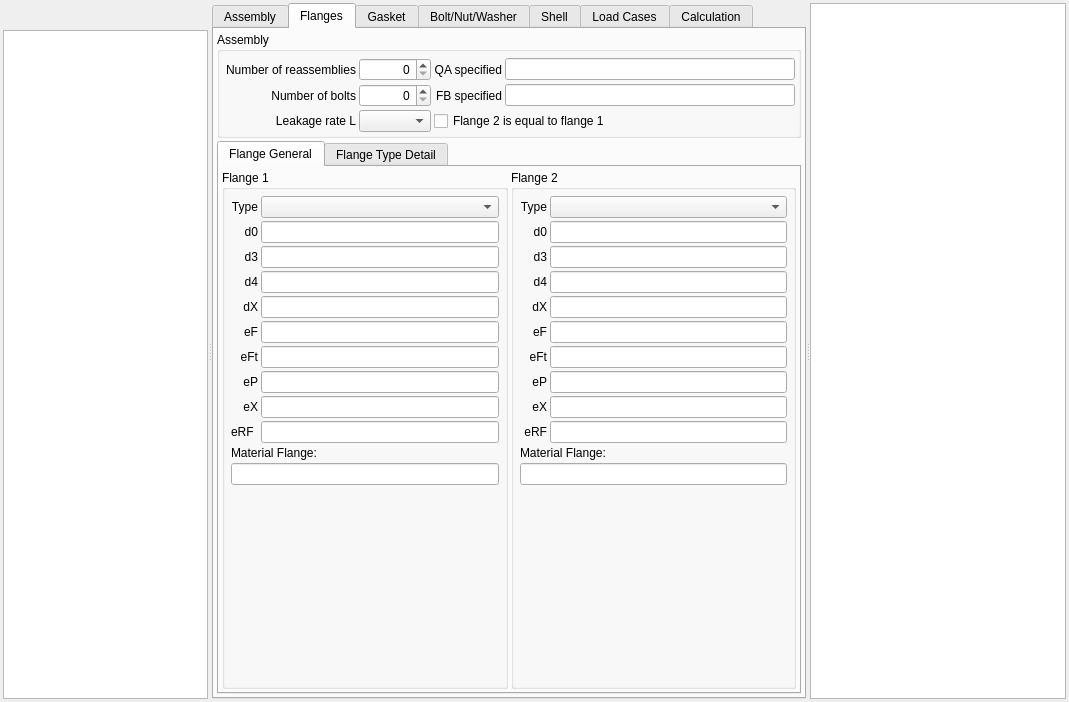
hermixy/biluna, file pcalc/src/gui/pcalc_en1591widget.ui: the form before one commit.
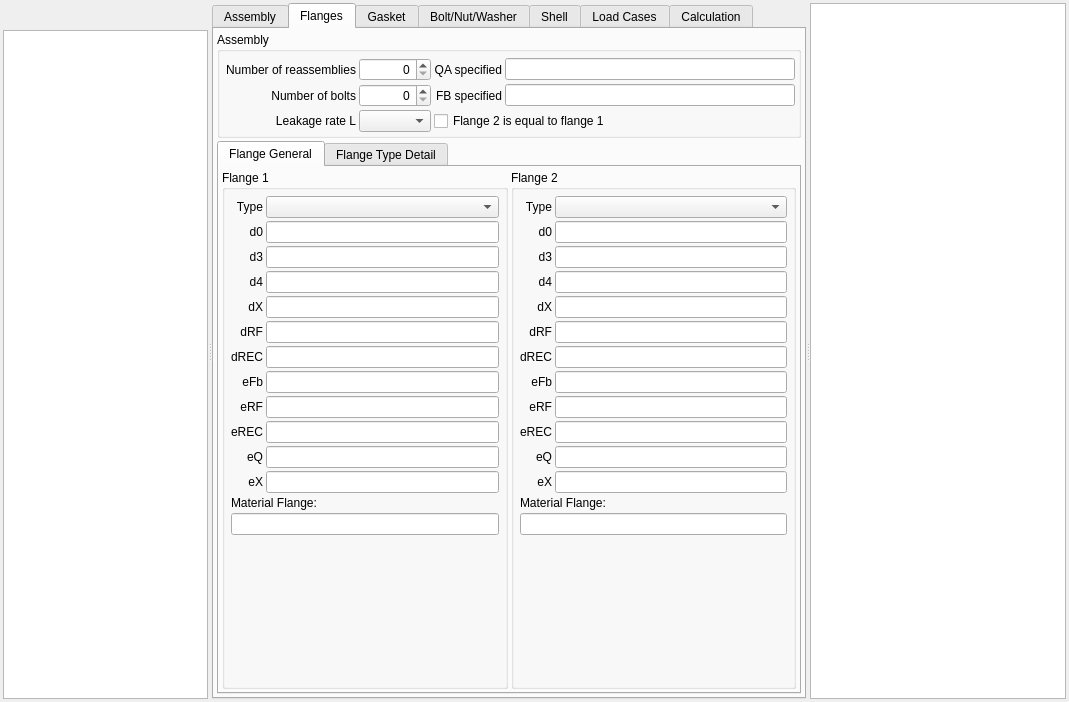
The form after the commit. The open tabs and pages were chosen to show the change. Icons and pictures are not drawn. Custom widgets are drawn as their Qt base class.

The edit to the form file:
```diff
--- a/pcalc/src/gui/pcalc_en1591widget.ui
+++ b/pcalc/src/gui/pcalc_en1591widget.ui
@@ -455,6 +455,9 @@
                 <property name="spacing">
                  <number>3</number>
                 </property>
+                <item row="9" column="1">
+                 <widget class="QLineEdit" name="leeRF_1"/>
+                </item>
                 <item row="0" column="0">
                  <widget class="QLabel" name="lblTypeFlange_1">
                   <property name="text">
@@ -468,18 +471,8 @@
                 <item row="4" column="1">
                  <widget class="QLineEdit" name="ledX_1"/>
                 </item>
-                <item row="5" column="1">
-                 <widget class="QLineEdit" name="leeF_1"/>
-                </item>
-                <item row="3" column="0">
-                 <widget class="QLabel" name="lbld4_1">
-                  <property name="text">
-                   <string>d4</string>
-                  </property>
-                  <property name="alignment">
-                   <set>Qt::AlignRight|Qt::AlignTrailing|Qt::AlignVCenter</set>
-                  </property>
-                 </widget>
+                <item row="6" column="1">
+                 <widget class="QLineEdit" name="ledREC_1"/>
                 </item>
                 <item row="1" column="0">
                  <widget class="QLabel" name="lbld0_1">
@@ -504,62 +497,69 @@
                 <item row="0" column="1">
                  <widget class="QComboBox" name="cbTypeFlange_1"/>
                 </item>
-                <item row="2" column="0">
-                 <widget class="QLabel" name="lbld3_1">
+                <item row="3" column="0">
+                 <widget class="QLabel" name="lbld4_1">
                   <property name="text">
-                   <string>d3</string>
+                   <string>d4</string>
                   </property>
                   <property name="alignment">
                    <set>Qt::AlignRight|Qt::AlignTrailing|Qt::AlignVCenter</set>
                   </property>
                  </widget>
                 </item>
-                <item row="1" column="1">
-                 <widget class="QLineEdit" name="led0_1"/>
+                <item row="6" column="0">
+                 <widget class="QLabel" name="lbldREC_1">
+                  <property name="text">
+                   <string>dREC</string>
+                  </property>
+                  <property name="alignment">
+                   <set>Qt::AlignRight|Qt::AlignTrailing|Qt::AlignVCenter</set>
+                  </property>
+                 </widget>
                 </item>
                 <item row="2" column="1">
                  <widget class="QLineEdit" name="led3_1"/>
                 </item>
+                <item row="2" column="0">
+                 <widget class="QLabel" name="lbld3_1">
+                  <property name="text">
+                   <string>d3</string>
+                  </property>
+                  <property name="alignment">
+                   <set>Qt::AlignRight|Qt::AlignTrailing|Qt::AlignVCenter</set>
+                  </property>
+                 </widget>
+                </item>
                 <item row="3" column="1">
                  <widget class="QLineEdit" name="led4_1"/>
                 </item>
-                <item row="5" column="0">
-                 <widget class="QLabel" name="lbleF_1">
-                  <property name="text">
-                   <string>eF</string>
-                  </property>
-                  <property name="alignment">
-                   <set>Qt::AlignRight|Qt::AlignTrailing|Qt::AlignVCenter</set>
-                  </property>
-                 </widget>
+                <item row="1" column="1">
+                 <widget class="QLineEdit" name="led0_1"/>
                 </item>
-                <item row="6" column="0">
-                 <widget class="QLabel" name="lbleFt_1">
-                  <property name="text">
-                   <string>eFt</string>
-                  </property>
-                  <property name="alignment">
-                   <set>Qt::AlignRight|Qt::AlignTrailing|Qt::AlignVCenter</set>
-                  </property>
-                 </widget>
-                </item>
-                <item row="6" column="1">
-                 <widget class="QLineEdit" name="leeFt_1"/>
+                <item row="11" column="1">
+                 <widget class="QLineEdit" name="leeQ_1"/>
                 </item>
                 <item row="7" column="0">
-                 <widget class="QLabel" name="lbleP_1">
+                 <widget class="QLabel" name="lbleFb_1">
                   <property name="text">
-                   <string>eP</string>
+                   <string>eFb</string>
                   </property>
                   <property name="alignment">
                    <set>Qt::AlignRight|Qt::AlignTrailing|Qt::AlignVCenter</set>
                   </property>
                  </widget>
                 </item>
-                <item row="7" column="1">
-                 <widget class="QLineEdit" name="leeP_1"/>
+                <item row="11" column="0">
+                 <widget class="QLabel" name="lbleQ_1">
+                  <property name="text">
+                   <string>eQ</string>
+                  </property>
+                  <property name="alignment">
+                   <set>Qt::AlignRight|Qt::AlignTrailing|Qt::AlignVCenter</set>
+                  </property>
+                 </widget>
                 </item>
-                <item row="8" column="0">
+                <item row="12" column="0">
                  <widget class="QLabel" name="lbleX_1">
                   <property name="text">
                    <string>eX</string>
@@ -569,30 +569,23 @@
                   </property>
                  </widget>
                 </item>
-                <item row="8" column="1">
+                <item row="7" column="1">
+                 <widget class="QLineEdit" name="leeFb_1"/>
+                </item>
+                <item row="15" column="0" colspan="2">
+                 <widget class="QLineEdit" name="ileMaterialFlange_1"/>
+                </item>
+                <item row="12" column="1">
                  <widget class="QLineEdit" name="leeX_1"/>
                 </item>
-                <item row="9" column="0">
-                 <widget class="QLabel" name="lbleRF_1">
-                  <property name="text">
-                   <string>eRF</string>
-                  </property>
-                 </widget>
-                </item>
-                <item row="9" column="1">
-                 <widget class="QLineEdit" name="leeRF_1"/>
-                </item>
-                <item row="10" column="0" colspan="2">
+                <item row="14" column="0" colspan="2">
                  <widget class="QLabel" name="lblMaterialFlange_1">
                   <property name="text">
                    <string>Material Flange:</string>
                   </property>
                  </widget>
                 </item>
-                <item row="11" column="0" colspan="2">
-                 <widget class="QLineEdit" name="ileMaterialFlange_1"/>
-                </item>
-                <item row="12" column="0">
+                <item row="16" column="0">
                  <spacer name="verticalSpacer_11">
                   <property name="orientation">
                    <enum>Qt::Vertical</enum>
@@ -605,6 +598,42 @@
                   </property>
                  </spacer>
                 </item>
+                <item row="9" column="0">
+                 <widget class="QLabel" name="lbleRF_1">
+                  <property name="text">
+                   <string>eRF</string>
+                  </property>
+                  <property name="alignment">
+                   <set>Qt::AlignRight|Qt::AlignTrailing|Qt::AlignVCenter</set>
+                  </property>
+                 </widget>
+                </item>
+                <item row="10" column="1">
+                 <widget class="QLineEdit" name="leeREC_1"/>
+                </item>
+                <item row="10" column="0">
+                 <widget class="QLabel" name="lbleREC_1">
+                  <property name="text">
+                   <string>eREC</string>
+                  </property>
+                  <property name="alignment">
+                   <set>Qt::AlignRight|Qt::AlignTrailing|Qt::AlignVCenter</set>
+                  </property>
+                 </widget>
+                </item>
+                <item row="5" column="0">
+                 <widget class="QLabel" name="lbldRF_1">
+                  <property name="text">
+                   <string>dRF</string>
+                  </property>
+                  <property name="alignment">
+                   <set>Qt::AlignRight|Qt::AlignTrailing|Qt::AlignVCenter</set>
+                  </property>
+                 </widget>
+                </item>
+                <item row="5" column="1">
+                 <widget class="QLineEdit" name="ledRF_1"/>
+                </item>
                </layout>
               </widget>
              </item>
@@ -629,6 +658,32 @@
                 <property name="spacing">
                  <number>3</number>
                 </property>
+                <item row="8" column="1">
+                 <widget class="QLineEdit" name="leeRF_2"/>
+                </item>
+                <item row="8" column="0">
+                 <widget class="QLabel" name="lbleRF_2">
+                  <property name="text">
+                   <string>eRF</string>
+                  </property>
+                  <property name="alignment">
+                   <set>Qt::AlignRight|Qt::AlignTrailing|Qt::AlignVCenter</set>
+                  </property>
+                 </widget>
+                </item>
+                <item row="4" column="1">
+                 <widget class="QLineEdit" name="ledX_2"/>
+                </item>
+                <item row="4" column="0">
+                 <widget class="QLabel" name="lbldX_2">
+                  <property name="text">
+                   <string>dX</string>
+                  </property>
+                  <property name="alignment">
+                   <set>Qt::AlignRight|Qt::AlignTrailing|Qt::AlignVCenter</set>
+                  </property>
+                 </widget>
+                </item>
                 <item row="0" column="0">
                  <widget class="QLabel" name="lblTypeFlange_2">
                   <property name="text">
@@ -652,6 +707,12 @@
                   </property>
                  </widget>
                 </item>
+                <item row="3" column="1">
+                 <widget class="QLineEdit" name="led4_2"/>
+                </item>
+                <item row="2" column="1">
+                 <widget class="QLineEdit" name="led3_2"/>
+                </item>
                 <item row="1" column="1">
                  <widget class="QLineEdit" name="led0_2"/>
                 </item>
@@ -665,9 +726,6 @@
                   </property>
                  </widget>
                 </item>
-                <item row="2" column="1">
-                 <widget class="QLineEdit" name="led3_2"/>
-                </item>
                 <item row="3" column="0">
                  <widget class="QLabel" name="lbld4_2">
                   <property name="text">
@@ -678,62 +736,56 @@
                   </property>
                  </widget>
                 </item>
-                <item row="3" column="1">
-                 <widget class="QLineEdit" name="led4_2"/>
-                </item>
-                <item row="4" column="0">
-                 <widget class="QLabel" name="lbldX_2">
+                <item row="9" column="0">
+                 <widget class="QLabel" name="lbleREC_2">
                   <property name="text">
-                   <string>dX</string>
+                   <string>eREC</string>
                   </property>
                   <property name="alignment">
                    <set>Qt::AlignRight|Qt::AlignTrailing|Qt::AlignVCenter</set>
                   </property>
                  </widget>
                 </item>
-                <item row="4" column="1">
-                 <widget class="QLineEdit" name="ledX_2"/>
-                </item>
-                <item row="5" column="0">
-                 <widget class="QLabel" name="lbleF_2">
-                  <property name="text">
-                   <string>eF</string>
-                  </property>
-                  <property name="alignment">
-                   <set>Qt::AlignRight|Qt::AlignTrailing|Qt::AlignVCenter</set>
-                  </property>
-                 </widget>
-                </item>
-                <item row="5" column="1">
-                 <widget class="QLineEdit" name="leeF_2"/>
-                </item>
-                <item row="6" column="0">
-                 <widget class="QLabel" name="lbleFt_2">
-                  <property name="text">
-                   <string>eFt</string>
-                  </property>
-                  <property name="alignment">
-                   <set>Qt::AlignRight|Qt::AlignTrailing|Qt::AlignVCenter</set>
-                  </property>
-                 </widget>
-                </item>
-                <item row="6" column="1">
-                 <widget class="QLineEdit" name="leeFt_2"/>
-                </item>
-                <item row="7" column="0">
-                 <widget class="QLabel" name="lbleP_2">
-                  <property name="text">
-                   <string>eP</string>
-                  </property>
-                  <property name="alignment">
-                   <set>Qt::AlignRight|Qt::AlignTrailing|Qt::AlignVCenter</set>
-                  </property>
-                 </widget>
+                <item row="9" column="1">
+                 <widget class="QLineEdit" name="leeREC_2"/>
                 </item>
                 <item row="7" column="1">
-                 <widget class="QLineEdit" name="leeP_2"/>
+                 <widget class="QLineEdit" name="leeFb_2"/>
                 </item>
-                <item row="8" column="0">
+                <item row="10" column="0">
+                 <widget class="QLabel" name="lbleQ_2">
+                  <property name="text">
+                   <string>eQ</string>
+                  </property>
+                  <property name="alignment">
+                   <set>Qt::AlignRight|Qt::AlignTrailing|Qt::AlignVCenter</set>
+                  </property>
+                 </widget>
+                </item>
+                <item row="7" column="0">
+                 <widget class="QLabel" name="lbleFb_2">
+                  <property name="text">
+                   <string>eFb</string>
+                  </property>
+                  <property name="alignment">
+                   <set>Qt::AlignRight|Qt::AlignTrailing|Qt::AlignVCenter</set>
+                  </property>
+                 </widget>
+                </item>
+                <item row="6" column="1">
+                 <widget class="QLineEdit" name="ledREC_2"/>
+                </item>
+                <item row="6" column="0">
+                 <widget class="QLabel" name="lbldREC_2">
+                  <property name="text">
+                   <string>dREC</string>
+                  </property>
+                  <property name="alignment">
+                   <set>Qt::AlignRight|Qt::AlignTrailing|Qt::AlignVCenter</set>
+                  </property>
+                 </widget>
+                </item>
+                <item row="11" column="0">
                  <widget class="QLabel" name="lbleX_2">
                   <property name="text">
                    <string>eX</string>
@@ -743,33 +795,13 @@
                   </property>
                  </widget>
                 </item>
-                <item row="8" column="1">
+                <item row="10" column="1">
+                 <widget class="QLineEdit" name="leeQ_2"/>
+                </item>
+                <item row="11" column="1">
                  <widget class="QLineEdit" name="leeX_2"/>
                 </item>
-                <item row="9" column="0">
-                 <widget class="QLabel" name="lbleRF_2">
-                  <property name="text">
-                   <string>eRF</string>
-                  </property>
-                  <property name="alignment">
-                   <set>Qt::AlignRight|Qt::AlignTrailing|Qt::AlignVCenter</set>
-                  </property>
-                 </widget>
-                </item>
-                <item row="9" column="1">
-                 <widget class="QLineEdit" name="leeRF_2"/>
-                </item>
-                <item row="10" column="0" colspan="2">
-                 <widget class="QLabel" name="lblMaterialFlange_2">
-                  <property name="text">
-                   <string>Material Flange:</string>
-                  </property>
-                 </widget>
-                </item>
-                <item row="11" column="0" colspan="2">
-                 <widget class="QLineEdit" name="ileMaterialFlange_2"/>
-                </item>
-                <item row="12" column="0">
+                <item row="15" column="0">
                  <spacer name="verticalSpacer_3">
                   <property name="orientation">
                    <enum>Qt::Vertical</enum>
@@ -782,6 +814,29 @@
                   </property>
                  </spacer>
                 </item>
+                <item row="14" column="0" colspan="2">
+                 <widget class="QLineEdit" name="ileMaterialFlange_2"/>
+                </item>
+                <item row="13" column="0" colspan="2">
+                 <widget class="QLabel" name="lblMaterialFlange_2">
+                  <property name="text">
+                   <string>Material Flange:</string>
+                  </property>
+                 </widget>
+                </item>
+                <item row="5" column="0">
+                 <widget class="QLabel" name="lbldRF_2">
+                  <property name="text">
+                   <string>dRF</string>
+                  </property>
+                  <property name="alignment">
+                   <set>Qt::AlignRight|Qt::AlignTrailing|Qt::AlignVCenter</set>
+                  </property>
+                 </widget>
+                </item>
+                <item row="5" column="1">
+                 <widget class="QLineEdit" name="ledRF_2"/>
+                </item>
                </layout>
               </widget>
              </item>
```
Left out of the diff: 12 changed lines with no effect on the pictures.
